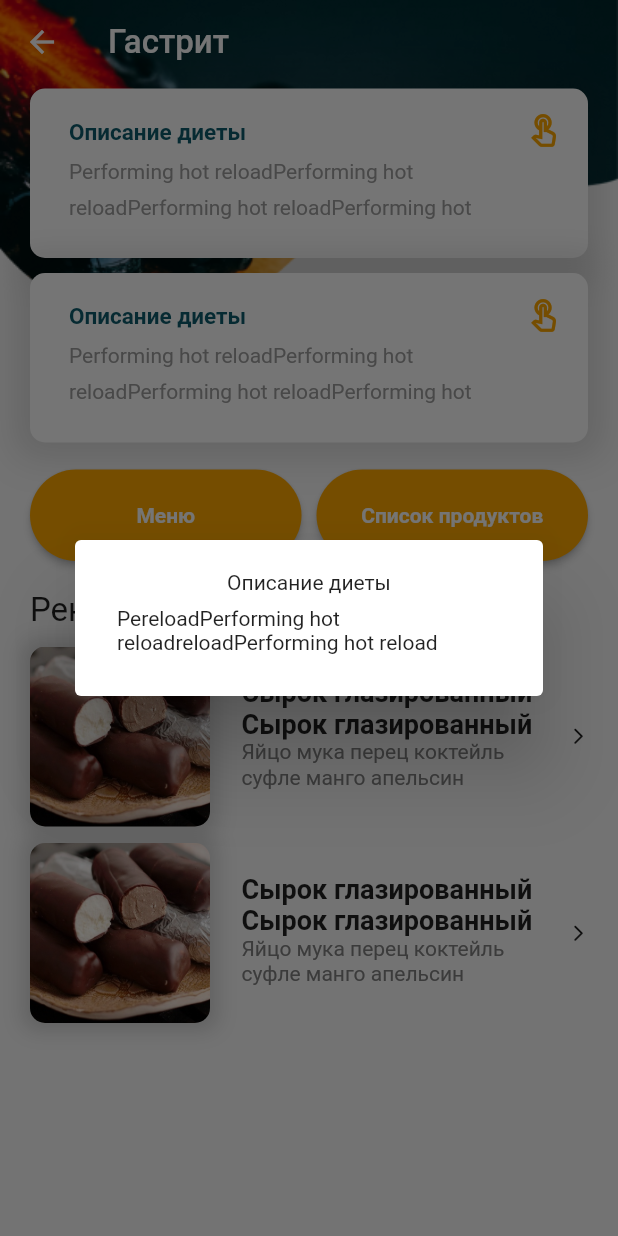
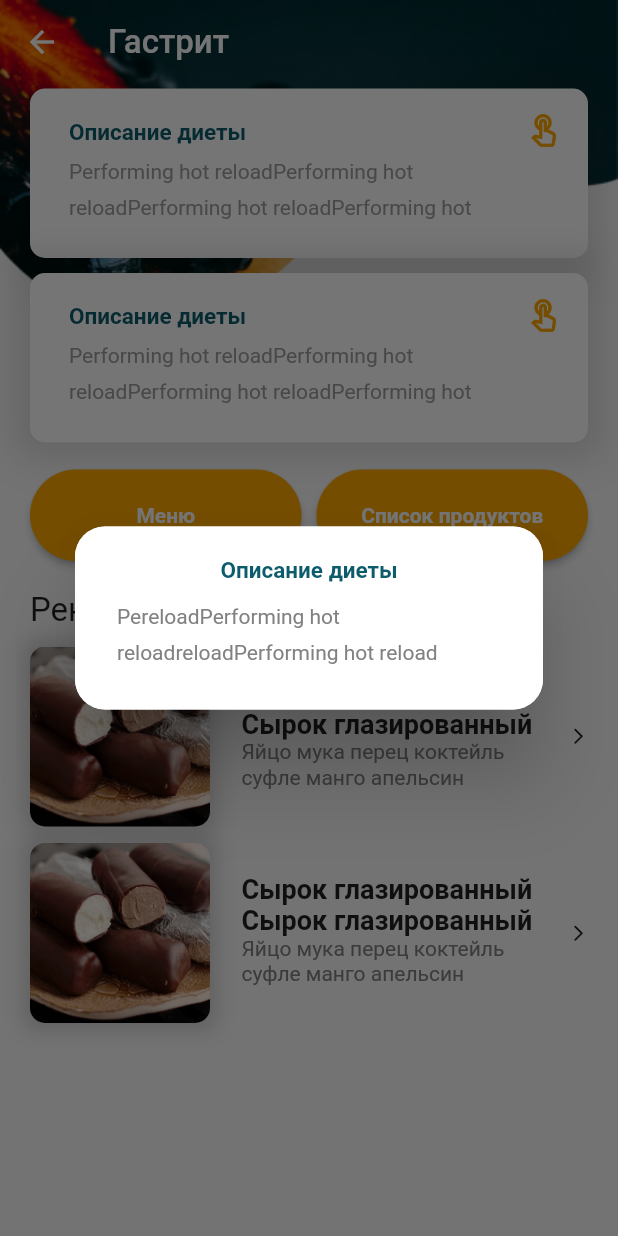
Before and after one commit to asg1997/Diet_List_Flutter, a Flutter app: the MainScreen screen opened by its route, after a tap on "Описание диеты", on a phone screen of 412 x 824 dp. Run offline on Flutter 3.47's test engine with Material 2 defaults, Android fonts, the light colour scheme and no system bars.

Commit message:
закруглила края на диалоговом

```diff
--- a/lib/Components/description_dialog.dart
+++ b/lib/Components/description_dialog.dart
@@ -19,6 +19,8 @@ class _DescriptionDialogState extends State<DescriptionDialog> {
   @override
   Widget build(BuildContext context) {
     return Dialog(
+      shape: RoundedRectangleBorder(
+    borderRadius: BorderRadius.all(Radius.circular(20.0))),
       child: UnconstrainedBox(
         child: Container(
           width: MediaQuery.of(context).size.width-100,
@@ -28,10 +30,21 @@ class _DescriptionDialogState extends State<DescriptionDialog> {
              borderRadius: BorderRadius.circular(20),
           ),
           child: Column(children: [
-            Text(widget.title),
+            Text(widget.title,style: TextStyle(
+            fontSize: 15,
+            fontWeight: FontWeight.bold,
+              color: Color.fromRGBO(13, 92, 108, 1)
+            ),
+            ),
             Padding(
               padding: const EdgeInsets.all(8.0),
-              child: Text(widget.description),
+              child: Text(widget.description,
+              style: TextStyle(
+              fontSize: 14,
+              color: Color.fromRGBO(129, 129, 129, 1),
+              height: 1.7
+              ),
+              ),
             ),
           ]),
         ),
--- a/lib/Screens/main_screen.dart
+++ b/lib/Screens/main_screen.dart
@@ -40,7 +40,7 @@ class _MainScreenState extends State<MainScreen> {
                   children: [
                     discriptionTile(title: 'Описание диеты', description: 'PereloadPerforming hot reloadreloadPerforming hot reload '),
                     SizedBox(height: 10),
-                    discriptionTile(title: 'Режим питания', description: ''),
+                    discriptionTile(title: 'Режим питания', description: 'чтобы покушать надо приготовить вкусную еду а готовить всегда лень поэтому легче заказать ага ага а любимая жена не хочет ну и ладно у меня то чебуреки есть а у нее нит'),
                     SizedBox(
                       height: 18,
                     ),
```
